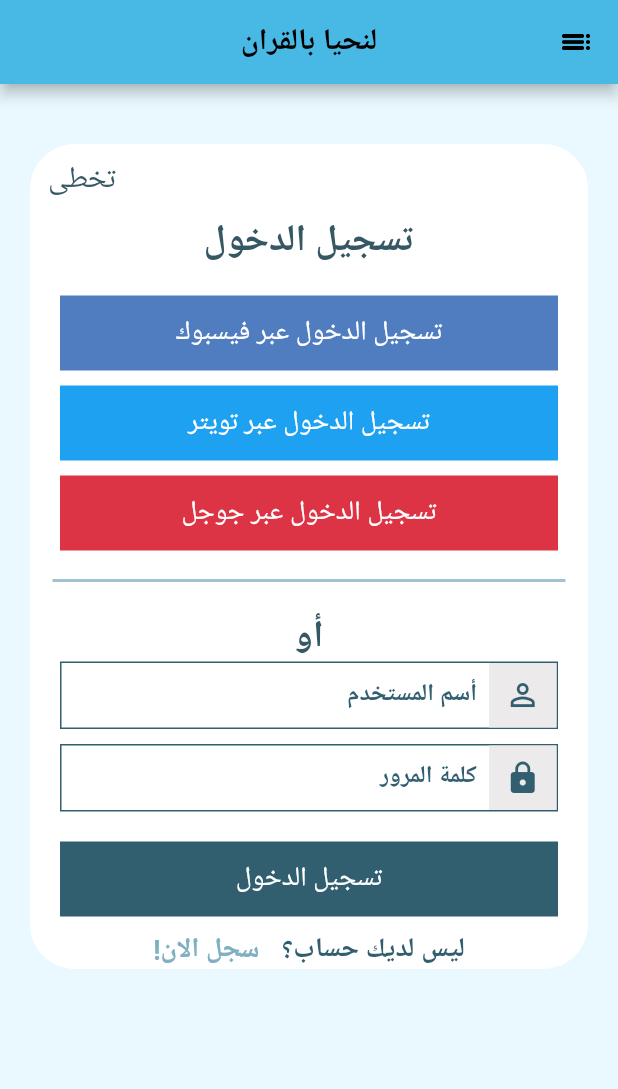
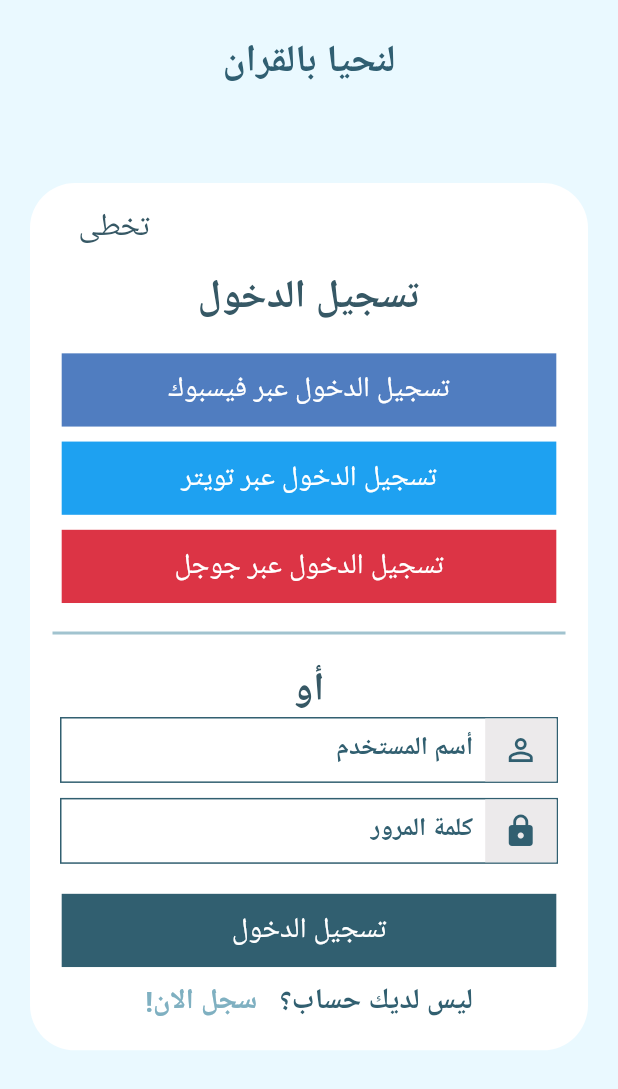
Before and after one commit to amr012/We-Live-With-Quran, a Flutter app: the LoginScreen screen opened directly, on a phone screen of 412 x 824 dp. Shown: the top 1089 px of the screen. Run offline on Flutter 3.47's test engine with Material 2 defaults, Android fonts, the phone set to English and light mode, and no system bars; our stand-ins replace carousel_slider, flutter_screenutil, flutter_svg, get.

Commit message:
final touch

```diff
--- a/lib/custom_widgets/custom_social_container.dart
+++ b/lib/custom_widgets/custom_social_container.dart
@@ -1,4 +1,5 @@
 import 'package:flutter/material.dart';
+import 'package:flutter_screenutil/flutter_screenutil.dart';
 
 class CustomSocialContainer extends StatelessWidget {
    CustomSocialContainer({Key? key,this.onTap,this.containerColor,required this.title}) : super(key: key);
@@ -10,13 +11,13 @@ class CustomSocialContainer extends StatelessWidget {
     return GestureDetector(
       onTap: onTap,
       child: Padding(
-        padding: const EdgeInsets.symmetric(horizontal: 20.0),
+        padding:  EdgeInsets.symmetric(horizontal: 20.0.w),
         child: Container(
           width: double.infinity,
           color: containerColor,
-          height: 50,
+          height: 50.h,
           child: Center(child: Text(title,
-            style: TextStyle(fontSize: 18,color: Colors.white),)),
+            style: TextStyle(fontSize: 18.sp,color: Colors.white),)),
         ),
       ),
     );
--- a/lib/screens/details/details_screen.dart
+++ b/lib/screens/details/details_screen.dart
@@ -28,6 +28,7 @@ class DetailsScreen extends StatelessWidget {
           elevation: 0,
           backgroundColor: Colors.transparent,
           toolbarHeight: 80,
+          leading: SizedBox(),
           actions: [
             Padding(
               padding: const EdgeInsets.symmetric(horizontal: 20.0),
@@ -221,7 +222,7 @@ class DetailsScreen extends StatelessWidget {
                       children: [
                         Container(
                           height: 180.h,
-                          width : 150.w,
+                          width : 130.w,
                           child: Image.asset(images[index],fit: BoxFit.fill,),
                         ),
                         Text("د. فاطمة بنت عمر نصيف",style: TextStyle(color: blueColor,
--- a/lib/screens/login_screen/login_screen.dart
+++ b/lib/screens/login_screen/login_screen.dart
@@ -1,6 +1,9 @@
 import 'package:flutter/material.dart';
+import 'package:flutter_screenutil/flutter_screenutil.dart';
 import 'package:get/get.dart';
+import 'package:welivewithquran/constants/colors.dart';
 import 'package:welivewithquran/custom_widgets/custom_social_container.dart';
+import 'package:welivewithquran/screens/home_screen/home_screen.dart';
 import 'package:welivewithquran/screens/test_screen.dart';
 
 class LoginScreen extends StatelessWidget {
@@ -10,17 +13,22 @@ class LoginScreen extends StatelessWidget {
   Widget build(BuildContext context) {
     return Scaffold(
       appBar: AppBar(
-
-        backgroundColor: Color(0xff48B9E5),
-        leading: Icon(Icons.list_outlined,color: Colors.black,),
-        title: Text("لنحيا بالقران",style: TextStyle(fontSize: 20,color: Colors.black,fontWeight: FontWeight.w700),),
+        elevation: 0,
+        backgroundColor: Colors.transparent,
+        toolbarHeight: 85.h,
+        actions: [
+          // SvgPicture.asset("assets/icons/appbar_icon.svg")
+        ],
+        // leading: Icon(Icons.list_outlined,color: mainColor,size: 30.h),
+        title: Text("لنحيا بالقران",style: TextStyle(fontSize: 24.sp,color: mainColor,
+            fontWeight: FontWeight.w700),),
         centerTitle: true,
       ),
       backgroundColor: Color(0xFFEAF9FF),
       body: SingleChildScrollView(
         child: Center(
           child: Padding(
-            padding: const EdgeInsets.symmetric(vertical: 40,horizontal: 20),
+            padding:  EdgeInsets.symmetric(vertical: 40.h,horizontal: 20),
             child: Container(
               decoration: BoxDecoration(
                   color: Colors.white,
@@ -32,18 +40,22 @@ class LoginScreen extends StatelessWidget {
                     mainAxisAlignment: MainAxisAlignment.end,
                     children: [
                       Padding(
-                        padding: const EdgeInsets.symmetric(horizontal: 12.0,vertical: 10),
-                        child: Text("تخطى",style: TextStyle(fontSize: 20,color: Color(0xff365865)),),
+                        padding: const EdgeInsets.symmetric(horizontal: 12.0,vertical:5),
+                        child: MaterialButton(
+                          onPressed: (){
+                            Get.offAll(()=>HomeScreen());
+
+                          },
+                            child: Text("تخطى",style: TextStyle(fontSize: 20.sp,color: Color(0xff365865)),)),
                       ),
                     ],
                   ),
-                  Text("تسجيل الدخول",style: TextStyle(fontSize: 25,color: Color(0xff365865,),fontWeight: FontWeight.bold),),
-                  SizedBox(height: 20,),
+                  Text("تسجيل الدخول",style: TextStyle(fontSize: 25.sp,color: Color(0xff365865,),fontWeight: FontWeight.bold),),
+                  SizedBox(height: 20.h,),
 
                   CustomSocialContainer(title: "تسجيل الدخول عبر فيسبوك",
                     containerColor: Color(0xff507DC0),
                     onTap: (){
-                      Get.to(()=>TestScreen());
                     },
                   ),
                   Padding(
@@ -70,19 +82,19 @@ class LoginScreen extends StatelessWidget {
                       thickness: 2,
                     ),
                   ),
-                  Text("أو",style: TextStyle(fontSize: 25,color: Color(0xff365865,),fontWeight: FontWeight.bold),),
+                  Text("أو",style: TextStyle(fontSize: 25.sp,color: Color(0xff365865,),fontWeight: FontWeight.bold),),
                   Padding(
                     padding: const EdgeInsets.symmetric(horizontal: 20.0),
                     child: Container(
-                      height: 45,
+                      height: 45.h,
                       decoration: BoxDecoration(
                           border: Border.all(color: Color(0xff315F70))
                       ),
                       child: Row(
                         children: [
                           Container(
-                            height: 45,
-                            width: 45,
+                            height: 45.h,
+                            width: 45.w,
                             child: Icon(Icons.person_outline,color: Color(0xff315F70),),
                             color: Color(0xffECEAEB),),
                           Expanded(child: TextFormField(
@@ -91,7 +103,7 @@ class LoginScreen extends StatelessWidget {
                                 label: Padding(
                                   padding: const EdgeInsets.symmetric(horizontal: 8.0),
                                   child: Text("أسم المستخدم",
-                                    style: TextStyle(fontWeight: FontWeight.bold,color: Color(0xff315F70)),),
+                                    style: TextStyle(fontWeight: FontWeight.bold,color: Color(0xff315F70),fontSize: 16.sp),),
                                 ),
                                 border: InputBorder.none
                             ),
@@ -103,15 +115,15 @@ class LoginScreen extends StatelessWidget {
                   Padding(
                     padding: const EdgeInsets.symmetric(horizontal: 20.0,vertical: 10),
                     child: Container(
-                      height: 45,
+                      height: 45.h,
                       decoration: BoxDecoration(
                           border: Border.all(color: Color(0xff315F70))
                       ),
                       child: Row(
                         children: [
                           Container(
-                            height: 45,
-                            width: 45,
+                            height: 45.h,
+                            width: 45.w,
                             child: Icon(Icons.lock,color: Color(0xff315F70),),
                             color: Color(0xffECEAEB),),
                           Expanded(child: TextFormField(
@@ -120,7 +132,7 @@ class LoginScreen extends StatelessWidget {
                                 label: Padding(
                                   padding: const EdgeInsets.symmetric(horizontal: 8.0),
                                   child: Text("كلمة المرور",
-                                    style: TextStyle(fontWeight: FontWeight.bold,color: Color(0xff315F70)),),
+                                    style: TextStyle(fontWeight: FontWeight.bold,color: Color(0xff315F70),fontSize: 16.sp),),
                                 ),
                                 border: InputBorder.none
                             ),
@@ -142,14 +154,13 @@ class LoginScreen extends StatelessWidget {
                     mainAxisAlignment: MainAxisAlignment.center,
                     children: [
                       Text("ليس لديك حساب؟",
-                          style: TextStyle(fontSize: 18,color: Color(0xff315F70),fontWeight: FontWeight.w600)),
+                          style: TextStyle(fontSize: 18.sp,color: Color(0xff315F70),fontWeight: FontWeight.w600)),
                       SizedBox(width: 15,),
                       Text("سجل الان!",
-                          style: TextStyle(fontSize: 18,color: Color(0xff7FB0C1),fontWeight: FontWeight.w600)),
-
+                          style: TextStyle(fontSize: 18.sp,color: Color(0xff7FB0C1),fontWeight: FontWeight.w600)),
                     ],
                   ),
-
+                  SizedBox(height: 20.h,)
                 ],
               ),
 
--- a/lib/screens/splash/splash_screen.dart
+++ b/lib/screens/splash/splash_screen.dart
@@ -3,6 +3,7 @@ import 'package:flutter_screenutil/flutter_screenutil.dart';
 import 'package:flutter_svg/flutter_svg.dart';
 import 'package:get/get.dart';
 import 'package:welivewithquran/screens/home_screen/home_screen.dart';
+import 'package:welivewithquran/screens/login_screen/login_screen.dart';
 
 class SplashScreen extends StatelessWidget {
   const SplashScreen({Key? key}) : super(key: key);
@@ -24,7 +25,7 @@ class SplashScreen extends StatelessWidget {
           children: [
             GestureDetector(
               onTap: (){
-                Get.offAll(()=>HomeScreen());
+                Get.offAll(()=>LoginScreen());
               },
                 child: SvgPicture.asset("assets/icons/splash_button.svg")),
             SizedBox(height: 50.h,)
```
Also changed, not shown: lib/screens/home_screen/home_screen.dart (+35 -3 lines), lib/screens/main_screen/main_screen.dart (+154 -20 lines), lib/screens/read_book/read_book_screen.dart (+5 -2 lines), lib/screens/search_screen/search_screen.dart (added, +10 -0 lines), assets/images/app_bar_icon_new.png (added).
